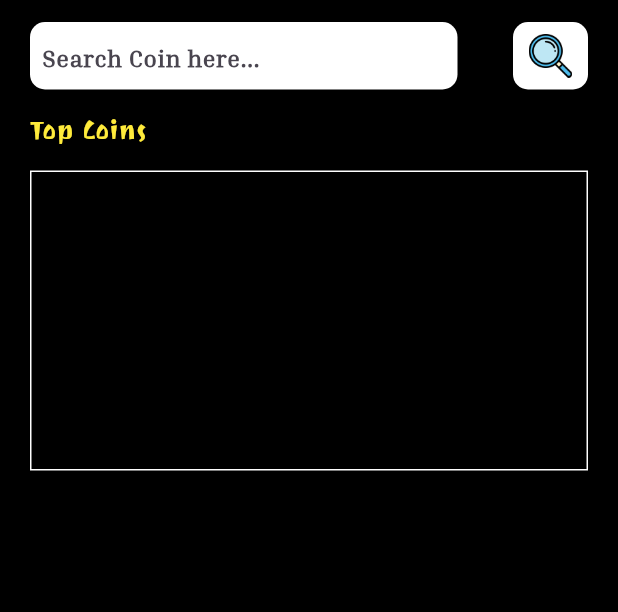
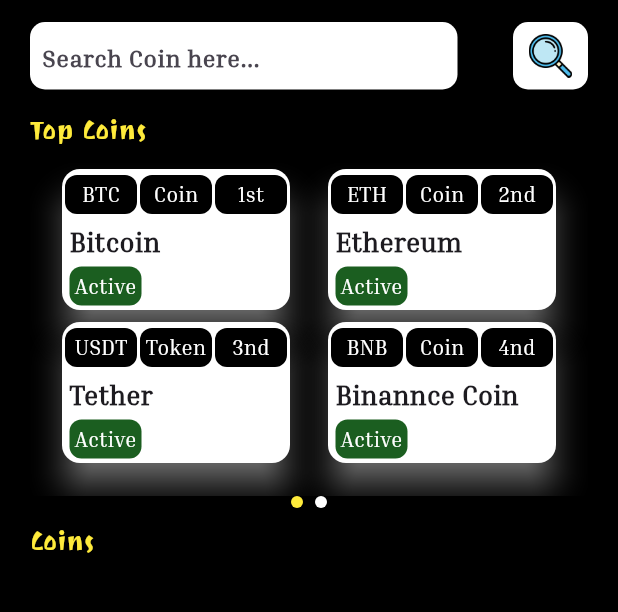
Before and after one commit to pradiptapaniya2023/bhagvad_gita, a Flutter app: the screen it shows after launch, on a phone screen of 412 x 824 dp, the part 71-683 px from its top. Run offline on Flutter 3.47's test engine with Material 3 defaults, Android fonts, the phone set to English and light mode, and no system bars; drawn by our look-alikes of smooth_page_indicator.

Commit message:
Widget add

```diff
--- a/lib/screens/1_home_screen.dart
+++ b/lib/screens/1_home_screen.dart
@@ -1,4 +1,7 @@
+import 'package:coin_king/widget/1_topcoins.dart';
 import 'package:flutter/material.dart';
+import 'package:http/http.dart' as http;
+import 'package:smooth_page_indicator/smooth_page_indicator.dart';
 
 class HomeScreen extends StatefulWidget {
   const HomeScreen({super.key});
@@ -10,6 +13,8 @@
 class _HomeScreenState extends State<HomeScreen> {
   @override
   Widget build(BuildContext context) {
+    PageController pgController = PageController();
+
     return Scaffold(
       backgroundColor: Colors.black,
       appBar: AppBar(
@@ -93,17 +98,68 @@
             ),
           ),
           Padding(
-            padding: const EdgeInsets.only(top: 15 , left: 20 , right: 20),
+            padding: const EdgeInsets.only(top: 10, left: 20, right: 20),
             child: Container(
-              height: 200,
-              width: double.infinity,
-              decoration: BoxDecoration(border: Border.all(color: Colors.white)),
-              child: PageView(
-                children: [
-                ],
-              ),
+                height: 230,
+                width: double.infinity,
+                // decoration:
+                //     BoxDecoration(border: Border.all(color: Colors.white)),
+                child: Column(
+                  children: [
+                    Expanded(
+                      child: PageView.builder(
+                        itemCount: 2,
+                        controller: pgController,
+                        itemBuilder: (context, index) {
+                          return Column(
+                            children: [
+                              Row(
+                                mainAxisAlignment:
+                                    MainAxisAlignment.spaceEvenly,
+                                children: [
+                                  Appwidgets().topCoinsCard("BTC", "Coin",
+                                      "1st", "Bitcoin", "Active"),
+                                  Appwidgets().topCoinsCard("ETH", "Coin",
+                                      "2nd", "Ethereum", "Active"),
+                                ],
+                              ),
+                              Row(
+                                mainAxisAlignment:
+                                    MainAxisAlignment.spaceEvenly,
+                                children: [
+                                  Appwidgets().topCoinsCard("USDT", "Token",
+                                      "3nd", "Tether", "Active"),
+                                  Appwidgets().topCoinsCard("BNB", "Coin",
+                                      "4nd", "Binannce Coin", "Active"),
+                                ],
+                              ),
+                            ],
+                          );
+                        },
+                      ),
+                    ),
+                    SmoothPageIndicator(
+                      controller: pgController,
+                      count: 2,
+                      effect: WormEffect(
+                          dotHeight: 8,
+                          dotWidth: 8,
+                          spacing: 8,
+                          dotColor: Colors.white,
+                          activeDotColor: Colors.yellow),
+                    )
+                  ],
+                )),
+          ),
+          Padding(
+            padding: const EdgeInsets.only(top: 10, left: 20),
+            child: Text(
+              "Coins",
+              style: TextStyle(
+                  fontFamily: "fontfamily", color: Colors.yellow, fontSize: 17),
             ),
-          )
+          ),
+
         ],
       ),
     );
--- a/lib/widget/1_topcoins.dart
+++ b/lib/widget/1_topcoins.dart
@@ -1,13 +1,110 @@
 import 'package:flutter/material.dart';
 
-Widget topCoinsCard() {
+class Appwidgets {
+  Widget topCoinsCard(
+    String top1,
+    String top2,
+    String top3, String center1, String bottom1,
+  ) {
     return Container(
-    height: 50,
-    width: 90,
+      height: 102,
+      width: 160,
       child: Card(
         color: Colors.white,
-      elevation: 5,
+        elevation: 9,
         shadowColor: Colors.white,
+        child: Column(
+          crossAxisAlignment: CrossAxisAlignment.start,
+          children: [
+            Row(
+              mainAxisAlignment: MainAxisAlignment.spaceEvenly,
+              children: [
+                Padding(
+                  padding: const EdgeInsets.only(top: 4),
+                  child: Container(
+                    height: 26,
+                    width: 48,
+                    decoration: BoxDecoration(
+                        color: Colors.black,
+                        borderRadius: BorderRadius.circular(8)),
+                    child: Center(
+                      child: Text(
+                        top1,
+                        style: TextStyle(
+                            fontFamily: "regfont", color: Colors.white),
+                      ),
+                    ),
+                  ),
+                ),
+                Padding(
+                  padding: const EdgeInsets.only(top: 4),
+                  child: Container(
+                    height: 26,
+                    width: 48,
+                    decoration: BoxDecoration(
+                        color: Colors.black,
+                        borderRadius: BorderRadius.circular(8)),
+                    child: Center(
+                      child: Text(
+                        top2,
+                        style: TextStyle(
+                            fontFamily: "regfont", color: Colors.white),
+                      ),
+                    ),
+                  ),
+                ),
+                Padding(
+                  padding: const EdgeInsets.only(top: 4),
+                  child: Container(
+                    height: 26,
+                    width: 48,
+                    decoration: BoxDecoration(
+                        color: Colors.black,
+                        borderRadius: BorderRadius.circular(8)),
+                    child: Center(
+                      child: Text(
+                        top3,
+                        style: TextStyle(
+                            fontFamily: "regfont", color: Colors.white),
+                      ),
+                    ),
+                  ),
+                ),
+              ],
+            ),
+            Row(
+              children: [
+                Padding(
+                  padding: const EdgeInsets.only(top: 5 , left: 5),
+                  child: Text(
+                    center1,
+                    style: TextStyle(
+                        fontFamily: "regfont", fontWeight: FontWeight.bold , fontSize: 18),
+                  ),
+                )
+              ],
+            ),
+            Padding(
+              padding: const EdgeInsets.only(top: 4 , left: 5),
+              child: Container(
+                height: 26,
+                width: 48,
+                decoration: BoxDecoration(
+                    color: Colors.green[900],
+                    borderRadius: BorderRadius.circular(8)),
+                child: Center(
+                  child: Text(
+                    bottom1,
+                    style: TextStyle(
+                        fontFamily: "regfont", color: Colors.white),
+                  ),
+                ),
+              ),
+            ),
+
+          ],
+        ),
       ),
     );
   }
+}
--- a/pubspec.yaml
+++ b/pubspec.yaml
@@ -35,6 +35,8 @@
   # The following adds the Cupertino Icons font to your application.
   # Use with the CupertinoIcons class for iOS style icons.
   cupertino_icons: ^1.0.6
+  http: ^1.2.1
+  smooth_page_indicator: ^1.1.0
 
 dev_dependencies:
   flutter_test:
```
Also changed, not shown: pubspec.lock. Lines whose indentation alone changed are shown as unchanged.
